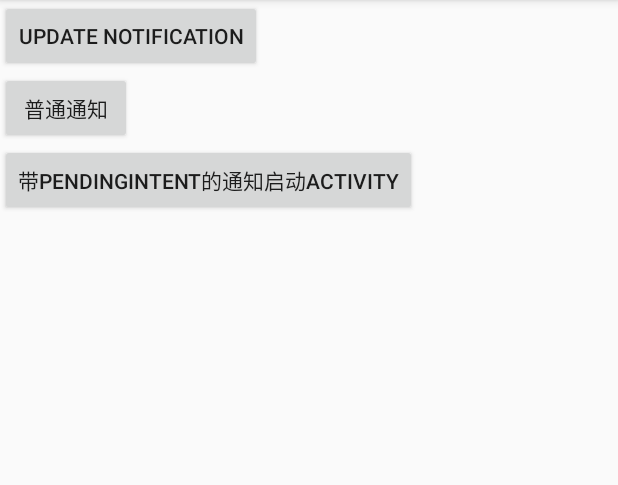
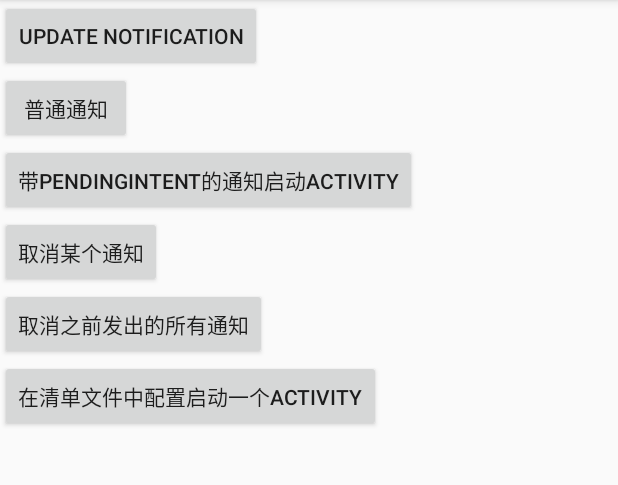
Before and after one commit to AiAries/HouserKeeper, an Android app: the screen it shows after launch (MainActivity), after a tap on "普通通知", on a phone screen of 412 x 824 dp, the part 84-569 px from its top. Run offline under Robolectric (Android 15) with nearby library versions, the phone set to English and light mode, and no system bars.

Commit message:
update notification

```diff
--- a/notificationdemo/src/main/java/com/example/jsonarry/notificationdemo/MainActivity.java
+++ b/notificationdemo/src/main/java/com/example/jsonarry/notificationdemo/MainActivity.java
@@ -7,9 +7,11 @@ import android.content.Context;
 import android.content.Intent;
 import android.net.Uri;
 import android.os.Bundle;
+import android.support.v4.app.TaskStackBuilder;
 import android.support.v7.app.AppCompatActivity;
 import android.support.v7.app.NotificationCompat;
 import android.view.View;
+import android.widget.RemoteViews;
 import android.widget.Toast;
 
 public class MainActivity extends AppCompatActivity {
@@ -18,7 +20,9 @@ public class MainActivity extends AppCompatActivity {
     boolean flag;
     private NotificationManager manager;
     private PendingIntent pi;
-    int requestCode ;
+    int requestCode;
+    private int notifyId;
+
     @Override
     protected void onCreate(Bundle savedInstanceState) {
         super.onCreate(savedInstanceState);
@@ -26,22 +30,26 @@ public class MainActivity extends AppCompatActivity {
         manager = (NotificationManager) this.getSystemService(Context.NOTIFICATION_SERVICE);
     }
 
-    public void update(View view)
-    {
+    /**
+     *对于版本较低的系统，Notification必须通过setContentIntent()方法,设置PendingIntent
+     * 否则报错，contentIntent required：
+     * @param view
+     */
+    public void update(View view) {
 //        PendingIntent pendingIntent = PendingIntent.getActivity()
         NotificationManager mNotificationManager = (NotificationManager) getSystemService(Context.NOTIFICATION_SERVICE);
 // Sets an ID for the notification, so it can be updated
-        int notifyID = 1;
+        int notifyID = 119;
         android.support.v4.app.NotificationCompat.Builder mNotifyBuilder =
                 new NotificationCompat.Builder(this)
-                .setContentTitle("New Message")
-                .setContentText("You've received new messages.")
-                .setSmallIcon(R.mipmap.ic_launcher);
+                        .setContentTitle("New Message")
+                        .setContentText("You've received new messages.")
+                        .setSmallIcon(R.mipmap.ic_launcher);
 //        numMessages = 0;
 // Start of a loop that processes data and then notifies the user
 //        ...
-        mNotifyBuilder.setContentText("currentText"+numMessages)
-                .setNumber(++numMessages);
+//        mNotifyBuilder.setContentText("currentText"+numMessages)
+//                .setNumber(++numMessages);
         // Because the ID remains unchanged, the existing notification is
         // updated.
         mNotificationManager.notify(
@@ -50,37 +58,49 @@ public class MainActivity extends AppCompatActivity {
     }
 
     public void notify1(View view) {
-        //发送普通通知
-        //创建通知的构造者
-        android.support.v4.app.NotificationCompat.Builder builder =
-         new  android.support.v4.app.NotificationCompat.Builder(this);
-        //设置必要的内容
-        builder.setTicker("您有一条新消息")
-                .setContentTitle("奥运赛事")
-                .setContentText("中国得到九块金牌")
-                .setSmallIcon(R.mipmap.ic_launcher);
+//        //发送普通通知
+//        //创建通知的构造者
+//        android.support.v4.app.NotificationCompat.Builder builder =
+//         new  android.support.v4.app.NotificationCompat.Builder(this);
+//        //设置必要的内容
+//        builder.setTicker("您有一条新消息")
+//                .setContentTitle("奥运赛事")
+//                .setContentText("中国得到九块金牌")
+//                .setSmallIcon(R.mipmap.ic_launcher);
+//
+//        //设置震动属性和声音
+//        //builder.setDefaults(Notification.DEFAULT_VIBRATE|Notification.DEFAULT_SOUND);
+//
+//        //生成通知对象
+//        Notification notification = builder.build();
+        //兼容低版本
+        Notification notification = new Notification();
+        RemoteViews views = new RemoteViews(
+                getPackageName(),
+                android.R.layout.simple_list_item_1
+        );
+        views.setTextViewText(android.R.id.text1, "我是内容");
+        notification.tickerText = "fsf";
+        notification.contentView = views;
+        notification.icon = R.mipmap.ic_launcher;
+        //兼容低版本
 
-        //设置震动属性和声音
-        //builder.setDefaults(Notification.DEFAULT_VIBRATE|Notification.DEFAULT_SOUND);
-
-        //生成通知对象
-        Notification notification = builder.build();
-        //发送通知
+        //发送通知、
         //通知都需要有唯一的id值
-        int notifyId = 110;
-        manager.notify(notifyId,notification);
+        notifyId = 120;
+        manager.notify(notifyId, notification);
     }
 
     public void notify2(View view) {
         android.support.v4.app.NotificationCompat.Builder builder =
-                new  android.support.v4.app.NotificationCompat.Builder(this);
-        String number ;
+                new android.support.v4.app.NotificationCompat.Builder(this);
+        String number;
         if (flag) {
             number = "tel:" + "1868888888";
         } else {
             number = "tel:" + "110";
         }
-        flag =!flag;
+        flag = !flag;
         //设置必要的内容
         builder.setTicker("您有一条新消息")
                 .setContentTitle("未接电话")
@@ -96,8 +116,8 @@ public class MainActivity extends AppCompatActivity {
                 requestCode++,//请求码
                 intent,
                 //PendingIntent.FLAG_NO_CREATE//不创建Pendingintent对象，返回null
-                PendingIntent.FLAG_IMMUTABLE//6.0出来的
-                //PendingIntent.FLAG_UPDATE_CURRENT//如果通知pendingintent存在带更新intent数据
+                //PendingIntent.FLAG_IMMUTABLE//6.0出来的
+                PendingIntent.FLAG_UPDATE_CURRENT//如果通知pendingintent存在带更新intent数据
                 //PendingIntent.FLAG_CANCEL_CURRENT//如果通知pendingintent存在，替换之前的
                 //PendingIntent.FLAG_ONE_SHOT//通知只对第一次点击有效
         );
@@ -120,7 +140,51 @@ public class MainActivity extends AppCompatActivity {
         Notification notification = builder.build();
         //发送通知
         //通知都需要有唯一的id值
-        int notifyId = 110;
-        manager.notify(notifyId,notification);
+        int notifyId = 10086;
+        manager.notify(notifyId, notification);
     }
+
+    public void cancel(View v) {
+        manager.cancel(notifyId);
+    }
+
+    public void cancel_all(View v) {
+        manager.cancelAll();
+    }
+
+    /**
+     * To set up a PendingIntent that starts a direct entry Activity, follow these steps:
+     * 1.Define your application's Activity hierarchy in the manifest.
+     *
+         Add support for Android 4.0.3 and earlier. To do this, specify the parent of the Activity you're starting by adding a <meta-data> element as the child of the <activity>.
+
+         For this element, set android:name="android.support.PARENT_ACTIVITY". Set android:value="<parent_activity_name>" where <parent_activity_name> is the value of android:name for the parent <activity> element. See the following XML for an example.
+         Also add support for Android 4.1 and later. To do this, add the android:parentActivityName attribute to the <activity> element of the Activity you're starting.
+
+     * 2.Create a back stack based on the Intent that starts the Activity:
+     *
+     * @param v
+     */
+    public void start_regular(View v) {
+        Intent resultIntent = new Intent(this, Main2Activity.class);
+        TaskStackBuilder stackBuilder = TaskStackBuilder.create(this);
+// Adds the back stack
+        stackBuilder.addParentStack(Main2Activity.class);
+// Adds the Intent to the top of the stack
+        stackBuilder.addNextIntent(resultIntent);
+// Gets a PendingIntent containing the entire back stack
+        PendingIntent resultPendingIntent =
+                stackBuilder.getPendingIntent(0, PendingIntent.FLAG_UPDATE_CURRENT);
+        //...
+        NotificationCompat.Builder builder = new NotificationCompat.Builder(this);
+        builder.setContentIntent(resultPendingIntent);
+        builder.setTicker("您有一条新消息")
+                .setContentTitle("未接电话")
+                .setContentText("110")
+                .setSmallIcon(R.mipmap.ic_launcher);
+        NotificationManager mNotificationManager =
+                (NotificationManager) getSystemService(Context.NOTIFICATION_SERVICE);
+        mNotificationManager.notify(notifyId, builder.build());
+    }
+
 }
--- a/notificationdemo/src/main/res/layout/activity_main.xml
+++ b/notificationdemo/src/main/res/layout/activity_main.xml
@@ -1,6 +1,5 @@
 <?xml version="1.0" encoding="utf-8"?>
-<LinearLayout
-    xmlns:android="http://schemas.android.com/apk/res/android"
+<LinearLayout xmlns:android="http://schemas.android.com/apk/res/android"
     xmlns:tools="http://schemas.android.com/tools"
     android:layout_width="match_parent"
     android:layout_height="match_parent"
@@ -8,28 +7,39 @@
     tools:context="com.example.jsonarry.notificationdemo.MainActivity">
 
     <Button
-            android:onClick="update"
         android:layout_width="wrap_content"
         android:layout_height="wrap_content"
+        android:onClick="update"
         android:text="update notification" />
+
     <Button
-            android:onClick="notify1"
         android:layout_width="wrap_content"
         android:layout_height="wrap_content"
+        android:onClick="notify1"
         android:text="普通通知" />
+
     <Button
-            android:onClick="notify2"
         android:layout_width="wrap_content"
         android:layout_height="wrap_content"
+        android:onClick="notify2"
         android:text="带pendingIntent的通知启动activity" />
-    <!--<Button
-            android:onClick="start_service"
+
+    <Button
         android:layout_width="wrap_content"
         android:layout_height="wrap_content"
-            android:text="带pendingIntent的通知启动activity" />
+        android:onClick="cancel"
+        android:text="取消某个通知" />
+
     <Button
-            android:onClick="stop_service"
         android:layout_width="wrap_content"
         android:layout_height="wrap_content"
-            android:text="停止服务" />-->
+        android:onClick="cancel_all"
+        android:text="取消之前发出的所有通知" />
+
+    <Button
+        android:layout_width="wrap_content"
+        android:layout_height="wrap_content"
+        android:onClick="start_regular"
+        android:text="在清单文件中配置启动一个activity" />
+
 </LinearLayout>
```
Also changed, not shown: notificationdemo/src/main/AndroidManifest.xml (+7 -1 lines). Lines whose indentation alone changed are shown as unchanged.
